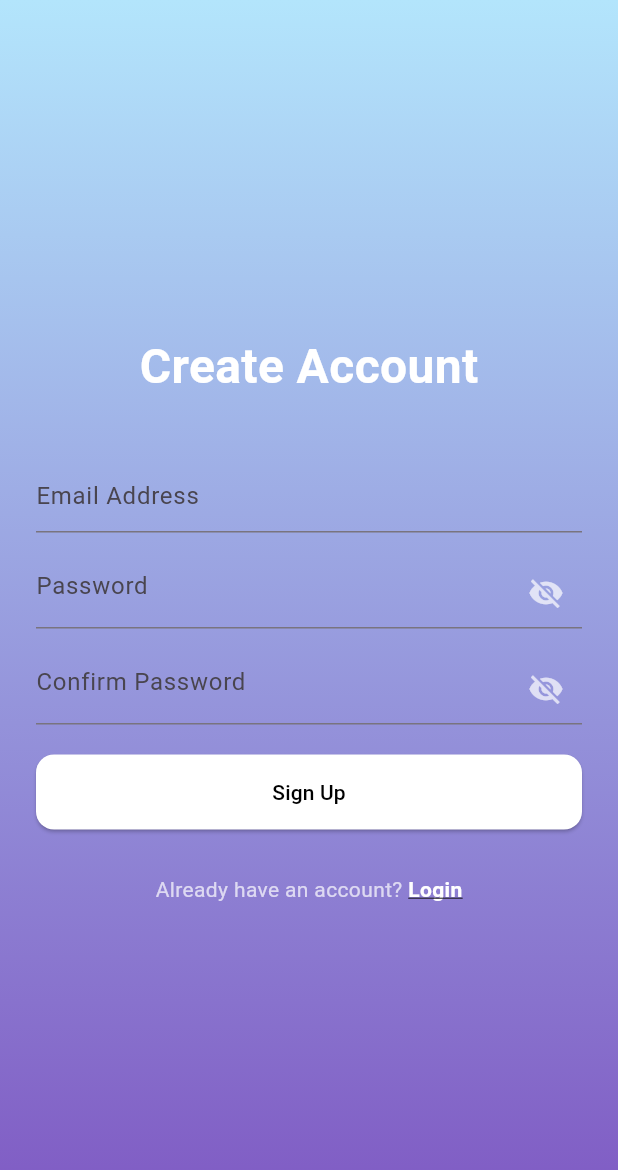
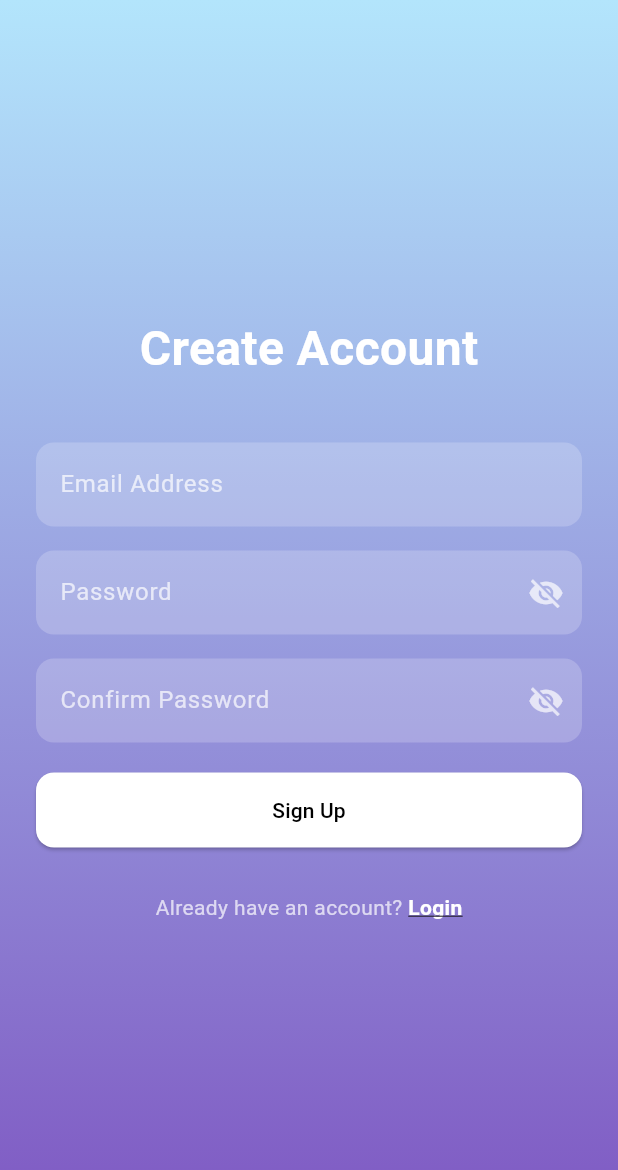
Before and after one commit to soyesh-1/Gadgetify, a Flutter app: the SignUpView screen opened by its route, on a phone screen of 412 x 824 dp. Shown: the top 1170 px of the screen. Run offline on Flutter 3.47's test engine with Material 3 defaults, Android fonts, the phone set to English and light mode, and no system bars; our stand-ins replace connectivity_plus, dartz, dio, equatable, flutter_bloc, get_it and 2 more; accounts and stored records are empty; Roboto replaces fonts that are missing (Poppins).

Commit message:
Changing the UI

```diff
--- a/lib/features/auth/presentation/view/signup_view.dart
+++ b/lib/features/auth/presentation/view/signup_view.dart
@@ -1,8 +1,8 @@
 import 'package:flutter/material.dart';
 import 'package:flutter_bloc/flutter_bloc.dart';
+import 'package:gadgetify/features/auth/presentation/view_model/auth_cubit.dart';
+import 'package:gadgetify/features/auth/presentation/view_model/auth_state.dart';
 
-import '../view_model/auth_cubit.dart';
-import '../view_model/auth_state.dart';
 class SignUpView extends StatefulWidget {
   const SignUpView({super.key});
   @override
@@ -25,8 +25,17 @@ class _SignUpViewState extends State<SignUpView> {
   }
 
   InputDecoration _buildInputDecoration(String hintText, {Widget? icon}) {
-    /* Omitted for brevity */
-    return InputDecoration(hintText: hintText, suffixIcon: icon);
+    return InputDecoration(
+      filled: true,
+      fillColor: Colors.white.withOpacity(0.2),
+      hintText: hintText,
+      hintStyle: const TextStyle(color: Colors.white70),
+      suffixIcon: icon,
+      border: OutlineInputBorder(
+        borderRadius: BorderRadius.circular(12),
+        borderSide: BorderSide.none,
+      ),
+    );
   }
 
   @override
@@ -34,13 +43,13 @@ class _SignUpViewState extends State<SignUpView> {
     return Scaffold(
       body: BlocListener<AuthCubit, AuthState>(
         listener: (context, state) {
-          if (state is AuthSuccess) {
+          if (state is AuthSuccess && !state.isLogin) {
             ScaffoldMessenger.of(context).showSnackBar(
               const SnackBar(
                 content: Text('Sign Up successful! Please log in.'),
               ),
             );
-            Navigator.pop(context); // Go back to login screen
+            Navigator.pop(context);
           } else if (state is AuthFailure) {
             ScaffoldMessenger.of(
               context,
```
Also changed, not shown: lib/features/auth/presentation/view/login_view.dart (+1 -16 lines).
